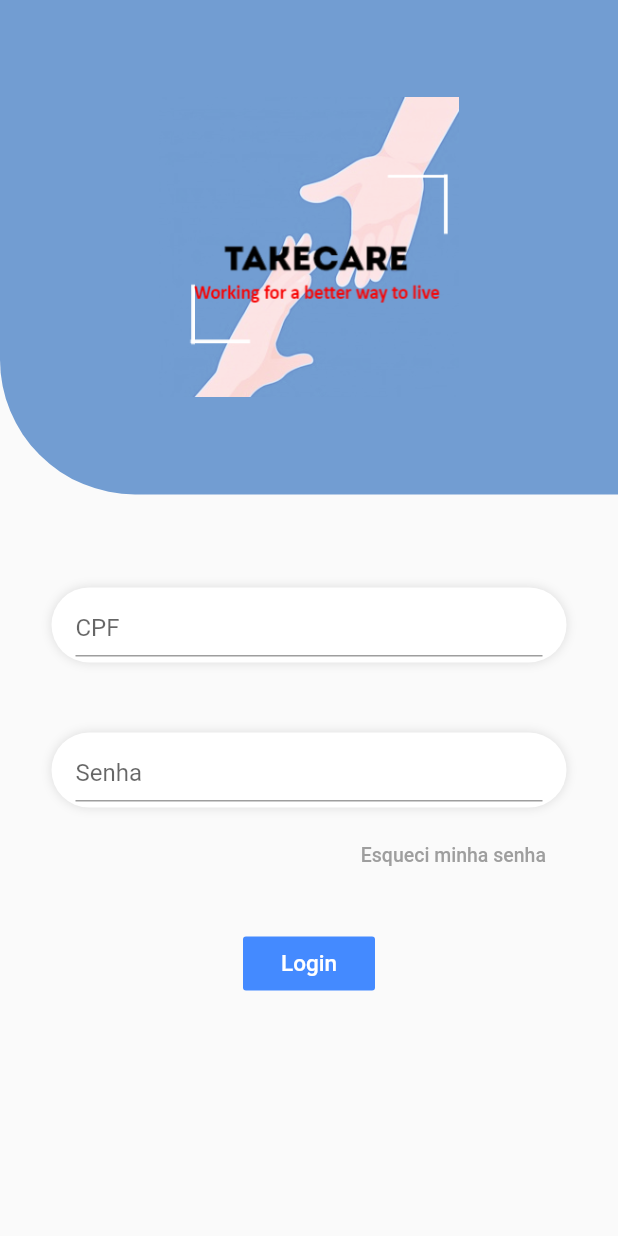
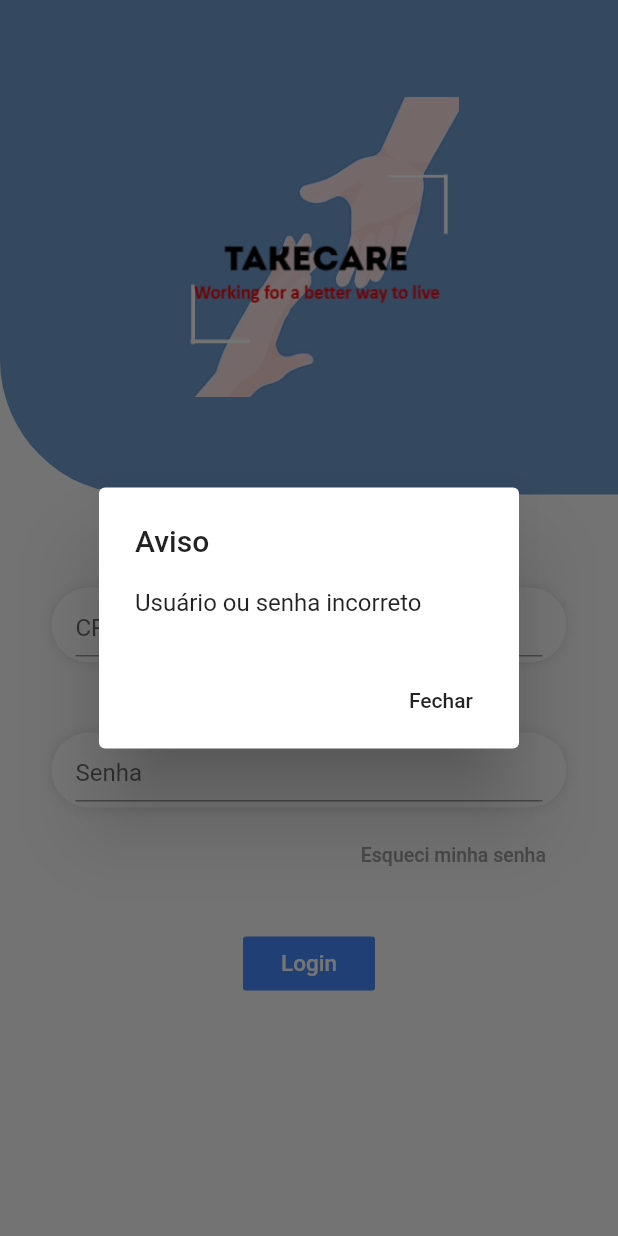
Before and after one commit to Gabriel-dev2/takecareappflutter, a Flutter app: the screen it shows after launch, after a tap on "Login", on a phone screen of 412 x 824 dp. Run offline on Flutter 3.47's test engine with Material 2 defaults, Android fonts, the phone set to English and light mode, and no system bars.

Commit message:
APP-02 Implementação de função para o botão de login e função para limpar os textfields da homepage

```diff
--- a/lib/homePage.dart
+++ b/lib/homePage.dart
@@ -1,5 +1,10 @@
+import 'dart:convert';
+
 import 'package:flutter/material.dart';
 import 'package:http/http.dart' as http;
+import 'package:takecare/profilePage.dart';
+
+import 'classes/Paciente.dart';
 
 class HomePage extends StatefulWidget {
   //Criação de Estado
@@ -9,6 +14,13 @@ class HomePage extends StatefulWidget {
 }
 // Criando Página inicial (Tela de Login)
 class _HomePageState extends State<HomePage> {
+  int submit = 0;
+  String cpf = "";
+  String password = "";
+
+  TextEditingController _controller = new TextEditingController();
+  TextEditingController _controller2 = new TextEditingController();
+
   @override
   Widget build(BuildContext context) {
     // Construção do context do app
@@ -79,6 +91,10 @@ class _HomePageState extends State<HomePage> {
                         hintText: "CPF",
                       ),
                       keyboardType: TextInputType.number,
+                      onChanged: (String CPF) {
+                        cpf = CPF;
+                      },
+                      controller: _controller,
                     ),
                   )
                 ],
@@ -113,7 +129,11 @@ class _HomePageState extends State<HomePage> {
                         hintText: "Senha",
                       ),
                       keyboardType: TextInputType.text,
+                      onChanged: (String senha) {
+                        password = senha;
+                      },
                       obscureText: true,
+                      controller: _controller2,
                     ),
                   )
                 ],
@@ -149,7 +169,68 @@ class _HomePageState extends State<HomePage> {
                   padding: EdgeInsets.all(8.0),
                   splashColor: Colors.blueAccent,
                   onPressed: () {
-
+                    if(submit == 0){
+                      _controller.clear();
+                      _controller2.clear();
+                      // mock
+                      String CPF = "01234567809";
+                      String senha = "abcd@1234";
+                      if(CPF == cpf && senha == password){
+                        Navigator.push(
+                            context,
+                            MaterialPageRoute(builder: (context) => ProfilePage()),
+                          );
+                      } else {
+                        showDialog(
+                            context: context,
+                            builder: (BuildContext context) {
+                              return AlertDialog(
+                                title: new Text("Aviso"),
+                                content: new Text("Usuário ou senha incorreto"),
+                                actions: <Widget>[
+                                  new FlatButton(
+                                      child: new Text("Fechar"),
+                                      onPressed: (){
+                                        Navigator.of(context).pop();
+                                      },
+                                  )
+                                ],
+                              );
+                            }
+                          );
+                      }
+//                      Future<Paciente> fetchPaciente() async {
+//                        String jsonBody = '{"cpf": "$cpf", "senha": "$password"}';
+//                        final response = await http.post("http://localhost:8080/api/auth/paciente/login", body: jsonBody);
+//                        print("To passando");
+//                        if(response.statusCode == 200) {
+//                          Navigator.push(
+//                            context,
+//                            MaterialPageRoute(builder: (context) => ProfilePage()),
+//                          );
+//                          return Paciente.fromJson(json.decode(response.body));
+//                        } else {
+//                          showDialog(
+//                            context: context,
+//                            builder: (BuildContext context) {
+//                              return AlertDialog(
+//                                title: new Text("Aviso"),
+//                                content: new Text("Usuário ou senha incorreto"),
+//                                actions: <Widget>[
+//                                  new FlatButton(
+//                                      child: new Text("Fechar"),
+//                                      onPressed: (){
+//                                        Navigator.of(context).pop();
+//                                      },
+//                                  )
+//                                ],
+//                              );
+//                            }
+//                          );
+//                        }
+//                      }
+//                      fetchPaciente();
+                    }
                   },
                   child: Text(
                     "Login",
```
